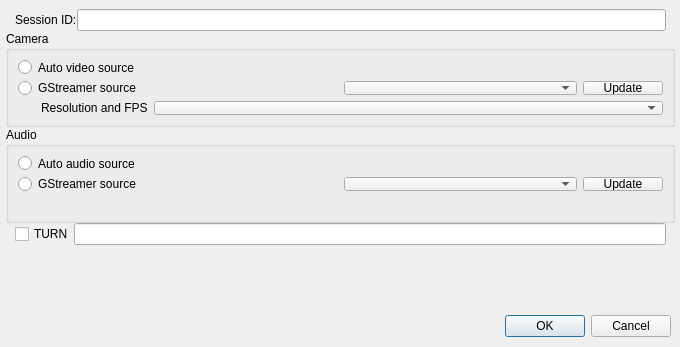
Above: preferences.ui from aliakseis/webrtc-ui before the change. Below: the same form after it.
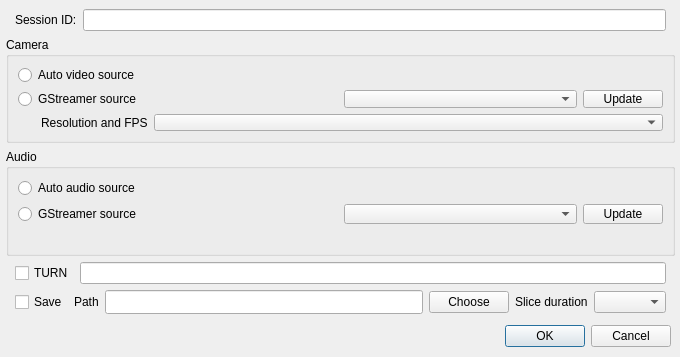
That is the form after the change.

```diff
--- a/preferences.ui
+++ b/preferences.ui
@@ -7,7 +7,7 @@
     <x>0</x>
     <y>0</y>
     <width>680</width>
-    <height>347</height>
+    <height>357</height>
    </rect>
   </property>
   <property name="sizePolicy">
@@ -25,12 +25,12 @@
      <x>0</x>
      <y>0</y>
      <width>681</width>
-     <height>251</height>
+     <height>320</height>
     </rect>
    </property>
-   <layout class="QVBoxLayout" name="horizontalLayout_4" stretch="0,0,0">
+   <layout class="QVBoxLayout" name="verticalLayout_4" stretch="0,0,0,0,0">
     <property name="spacing">
-     <number>0</number>
+     <number>6</number>
     </property>
     <property name="leftMargin">
      <number>6</number>
@@ -44,7 +44,6 @@
     <property name="bottomMargin">
      <number>6</number>
     </property>
-
     <item>
      <layout class="QHBoxLayout" name="horizontalLayout_9">
       <property name="leftMargin">
@@ -65,8 +64,6 @@
       </item>
      </layout>
     </item>
-
-
     <item>
      <widget class="QGroupBox" name="groupBox_camera">
       <property name="sizePolicy">
@@ -253,8 +250,6 @@
       </layout>
      </widget>
     </item>
-
-
     <item>
      <layout class="QHBoxLayout" name="horizontalLayout_19">
       <property name="leftMargin">
@@ -264,38 +259,158 @@
        <number>9</number>
       </property>
       <item>
-              <widget class="QCheckBox" name="checkBox_TURN">
-               <property name="sizePolicy">
-                <sizepolicy hsizetype="Minimum" vsizetype="Fixed">
-                 <horstretch>0</horstretch>
-                 <verstretch>0</verstretch>
-                </sizepolicy>
-               </property>
-               <property name="focusPolicy">
-                <enum>Qt::StrongFocus</enum>
-               </property>
-               <property name="text">
-                <string>TURN</string>
-               </property>
-               <property name="checked">
-                <bool>false</bool>
-               </property>
-              </widget>
+       <widget class="QCheckBox" name="checkBox_TURN">
+        <property name="sizePolicy">
+         <sizepolicy hsizetype="Minimum" vsizetype="Fixed">
+          <horstretch>0</horstretch>
+          <verstretch>0</verstretch>
+         </sizepolicy>
+        </property>
+        <property name="focusPolicy">
+         <enum>Qt::StrongFocus</enum>
+        </property>
+        <property name="text">
+         <string>TURN</string>
+        </property>
+        <property name="checked">
+         <bool>false</bool>
+        </property>
+       </widget>
       </item>
       <item>
        <widget class="QLineEdit" name="lineEdit_TURN"/>
       </item>
      </layout>
     </item>
-
-
+    <item>
+     <layout class="QHBoxLayout" name="horizontalLayout_4">
+      <property name="leftMargin">
+       <number>9</number>
+      </property>
+      <property name="rightMargin">
+       <number>9</number>
+      </property>
+      <item>
+       <widget class="QCheckBox" name="checkBox_save">
+        <property name="sizePolicy">
+         <sizepolicy hsizetype="Minimum" vsizetype="Fixed">
+          <horstretch>0</horstretch>
+          <verstretch>0</verstretch>
+         </sizepolicy>
+        </property>
+        <property name="focusPolicy">
+         <enum>Qt::StrongFocus</enum>
+        </property>
+        <property name="text">
+         <string>Save</string>
+        </property>
+        <property name="checked">
+         <bool>false</bool>
+        </property>
+       </widget>
+      </item>
+      <item>
+       <widget class="QLabel" name="label_22">
+        <property name="sizePolicy">
+         <sizepolicy hsizetype="Preferred" vsizetype="Preferred">
+          <horstretch>0</horstretch>
+          <verstretch>24</verstretch>
+         </sizepolicy>
+        </property>
+        <property name="minimumSize">
+         <size>
+          <width>0</width>
+          <height>24</height>
+         </size>
+        </property>
+        <property name="text">
+         <string>Path</string>
+        </property>
+       </widget>
+      </item>
+      <item>
+       <widget class="QLineEdit" name="lineEdit_SavePath">
+        <property name="sizePolicy">
+         <sizepolicy hsizetype="Expanding" vsizetype="Fixed">
+          <horstretch>0</horstretch>
+          <verstretch>24</verstretch>
+         </sizepolicy>
+        </property>
+        <property name="minimumSize">
+         <size>
+          <width>0</width>
+          <height>24</height>
+         </size>
+        </property>
+        <property name="font">
+         <font>
+          <pointsize>8</pointsize>
+         </font>
+        </property>
+        <property name="text">
+         <string/>
+        </property>
+        <property name="alignment">
+         <set>Qt::AlignCenter</set>
+        </property>
+       </widget>
+      </item>
+      <item>
+       <widget class="QPushButton" name="pushButton_chooseSavePath">
+        <property name="sizePolicy">
+         <sizepolicy hsizetype="Maximum" vsizetype="Fixed">
+          <horstretch>0</horstretch>
+          <verstretch>0</verstretch>
+         </sizepolicy>
+        </property>
+        <property name="toolTip">
+         <string>
+                     Click to choose a path to save the videos.
+                   </string>
+        </property>
+        <property name="text">
+         <string>Choose</string>
+        </property>
+       </widget>
+      </item>
+      <item>
+       <widget class="QLabel" name="label_13">
+        <property name="sizePolicy">
+         <sizepolicy hsizetype="Preferred" vsizetype="Preferred">
+          <horstretch>0</horstretch>
+          <verstretch>24</verstretch>
+         </sizepolicy>
+        </property>
+        <property name="minimumSize">
+         <size>
+          <width>0</width>
+          <height>24</height>
+         </size>
+        </property>
+        <property name="text">
+         <string>Slice duration</string>
+        </property>
+       </widget>
+      </item>
+      <item>
+       <widget class="QComboBox" name="comboBox_SliceDuration">
+        <property name="sizePolicy">
+         <sizepolicy hsizetype="Minimum" vsizetype="Fixed">
+          <horstretch>0</horstretch>
+          <verstretch>0</verstretch>
+         </sizepolicy>
+        </property>
+       </widget>
+      </item>
+     </layout>
+    </item>
    </layout>
   </widget>
   <widget class="QDialogButtonBox" name="buttonBox">
    <property name="geometry">
     <rect>
      <x>330</x>
-     <y>310</y>
+     <y>320</y>
      <width>341</width>
      <height>32</height>
     </rect>
```
